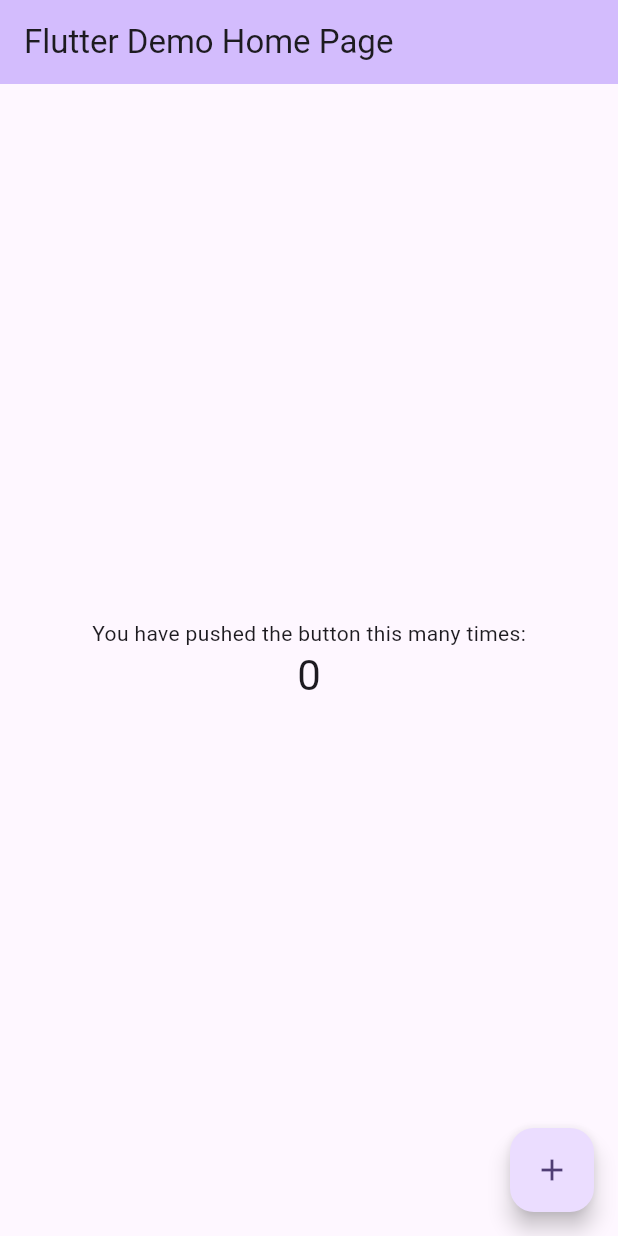
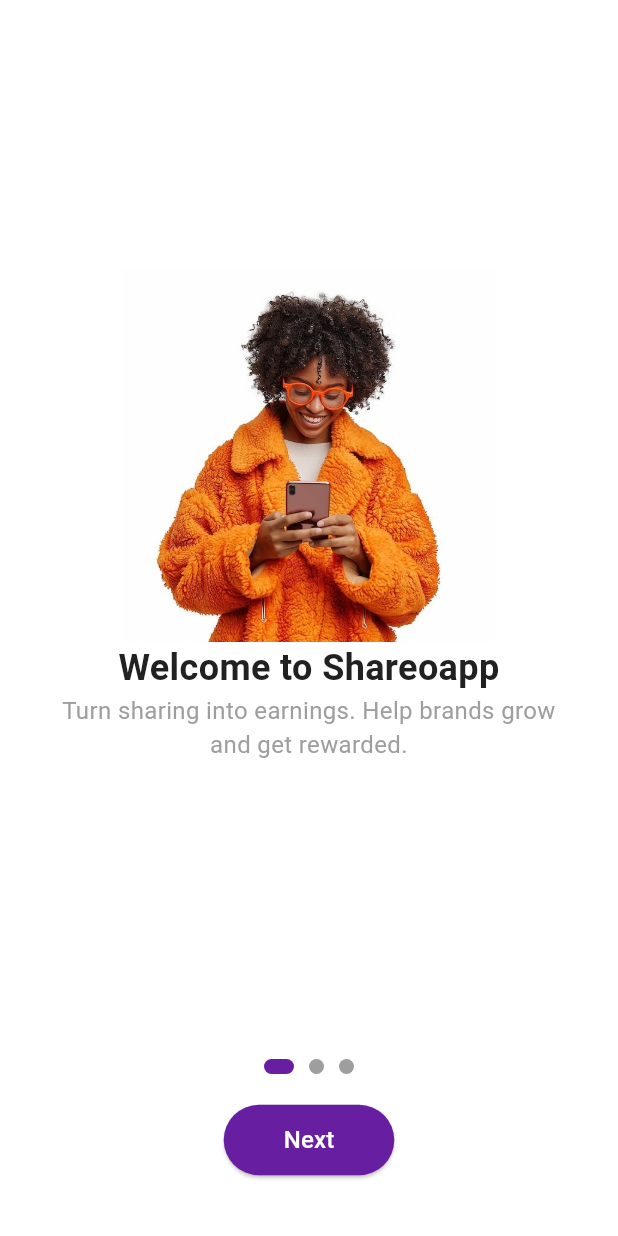
Before and after one commit to osaeafari/shareoapp, a Flutter app: the screen it shows after launch, on a phone screen of 412 x 824 dp. Run offline on Flutter 3.47's test engine with Material 3 defaults, Android fonts, the light colour scheme and no system bars.

Commit message:
Add core constants and implement onboarding and splash screens
- Created AppColors class for centralized color management.
- Added AppStrings class for application-wide string constants.
- Developed AppTextStyles class for consistent text styling.
- Implemented OnboardingScreen with a PageView for user onboarding.
- Created SplashScreen with animation and transition to OnboardingScreen.

```diff
--- /dev/null
+++ b/lib/core/constants/app_colors.dart
@@ -0,0 +1,21 @@
+import 'package:flutter/material.dart';
+
+class AppColors {
+  static const Color primary = Color.fromRGBO(104, 30, 160, 1.0); // Purple
+  static const Color secondary = Color.fromRGBO(35, 9, 59, 1.0); // Dark gray
+  static const Color accent = Color.fromRGBO(255, 193, 7, 1.0); // Amber
+  static const Color background = Color.fromRGBO(
+    255,
+    255,
+    255,
+    1.0,
+  ); // Light gray
+  static const Color textPrimary = Color.fromRGBO(
+    33,
+    33,
+    33,
+    1.0,
+  ); // Near black
+  static const Color textSecondary = Color.fromRGBO(117, 117, 117, 1.0); // Gray
+  static const Color error = Color.fromRGBO(219, 21, 21, 1); // Red
+}
--- /dev/null
+++ b/lib/core/constants/app_strings.dart
@@ -0,0 +1,10 @@
+class AppStrings {
+  static const String appName = "Shareoapp";
+  static const String onboardingTitle = "Turn Sharing Into Earnings";
+  static const String onboardingSubtitle =
+      "Help spread businesses, brands, and campaigns and earn money for sharing!";
+  static const String login = "Login";
+  static const String register = "Register";
+  static const String home = "Home";
+  static const String profile = "Profile";
+}
--- /dev/null
+++ b/lib/core/constants/app_text_styles.dart
@@ -0,0 +1,26 @@
+import 'package:flutter/material.dart';
+import 'app_colors.dart';
+
+class AppTextStyles {
+  static const TextStyle heading = TextStyle(
+    fontSize: 24,
+    fontWeight: FontWeight.bold,
+    color: AppColors.textPrimary,
+  );
+
+  static const TextStyle subheading = TextStyle(
+    fontSize: 18,
+    fontWeight: FontWeight.w600,
+    color: AppColors.textSecondary,
+  );
+
+  static const TextStyle body = TextStyle(
+    fontSize: 14,
+    color: AppColors.textPrimary,
+  );
+
+  static const TextStyle caption = TextStyle(
+    fontSize: 12,
+    color: AppColors.textSecondary,
+  );
+}
--- a/lib/main.dart
+++ b/lib/main.dart
@@ -1,122 +1,36 @@
 import 'package:flutter/material.dart';
+import 'core/constants/app_colors.dart';
+import 'core/constants/app_text_styles.dart';
+import 'views/splash/splash_screen.dart'; // Create this later
 
 void main() {
-  runApp(const MyApp());
+  runApp(ShareoApp());
 }
 
-class MyApp extends StatelessWidget {
-  const MyApp({super.key});
+class ShareoApp extends StatelessWidget {
+  ShareoApp({super.key});
 
-  // This widget is the root of your application.
-  @override
   Widget build(BuildContext context) {
     return MaterialApp(
-      title: 'Flutter Demo',
+      title: 'Shareoapp',
+      debugShowCheckedModeBanner: false,
       theme: ThemeData(
-        // This is the theme of your application.
-        //
-        // TRY THIS: Try running your application with "flutter run". You'll see
-        // the application has a purple toolbar. Then, without quitting the app,
-        // try changing the seedColor in the colorScheme below to Colors.green
-        // and then invoke "hot reload" (save your changes or press the "hot
-        // reload" button in a Flutter-supported IDE, or press "r" if you used
-        // the command line to start the app).
-        //
-        // Notice that the counter didn't reset back to zero; the application
-        // state is not lost during the reload. To reset the state, use hot
-        // restart instead.
-        //
-        // This works for code too, not just values: Most code changes can be
-        // tested with just a hot reload.
-        colorScheme: ColorScheme.fromSeed(seedColor: Colors.deepPurple),
+        primaryColor: AppColors.primary,
+        scaffoldBackgroundColor: AppColors.background,
+        colorScheme: ColorScheme.fromSeed(
+          seedColor: AppColors.primary,
+          background: AppColors.background,
+          error: AppColors.error,
+          secondary: AppColors.accent,
+        ),
+        textTheme: const TextTheme(bodyMedium: AppTextStyles.body),
+        appBarTheme: const AppBarTheme(
+          backgroundColor: AppColors.primary,
+          titleTextStyle: AppTextStyles.heading,
+          foregroundColor: Colors.white,
+        ),
       ),
-      home: const MyHomePage(title: 'Flutter Demo Home Page'),
+      home: const SplashScreen(), // we'll build this next
     );
   }
 }
-
-class MyHomePage extends StatefulWidget {
-  const MyHomePage({super.key, required this.title});
-
-  // This widget is the home page of your application. It is stateful, meaning
-  // that it has a State object (defined below) that contains fields that affect
-  // how it looks.
-
-  // This class is the configuration for the state. It holds the values (in this
-  // case the title) provided by the parent (in this case the App widget) and
-  // used by the build method of the State. Fields in a Widget subclass are
-  // always marked "final".
-
-  final String title;
-
-  @override
-  State<MyHomePage> createState() => _MyHomePageState();
-}
-
-class _MyHomePageState extends State<MyHomePage> {
-  int _counter = 0;
-
-  void _incrementCounter() {
-    setState(() {
-      // This call to setState tells the Flutter framework that something has
-      // changed in this State, which causes it to rerun the build method below
-      // so that the display can reflect the updated values. If we changed
-      // _counter without calling setState(), then the build method would not be
-      // called again, and so nothing would appear to happen.
-      _counter++;
-    });
-  }
-
-  @override
-  Widget build(BuildContext context) {
-    // This method is rerun every time setState is called, for instance as done
-    // by the _incrementCounter method above.
-    //
-    // The Flutter framework has been optimized to make rerunning build methods
-    // fast, so that you can just rebuild anything that needs updating rather
-    // than having to individually change instances of widgets.
-    return Scaffold(
-      appBar: AppBar(
-        // TRY THIS: Try changing the color here to a specific color (to
-        // Colors.amber, perhaps?) and trigger a hot reload to see the AppBar
-        // change color while the other colors stay the same.
-        backgroundColor: Theme.of(context).colorScheme.inversePrimary,
-        // Here we take the value from the MyHomePage object that was created by
-        // the App.build method, and use it to set our appbar title.
-        title: Text(widget.title),
-      ),
-      body: Center(
-        // Center is a layout widget. It takes a single child and positions it
-        // in the middle of the parent.
-        child: Column(
-          // Column is also a layout widget. It takes a list of children and
-          // arranges them vertically. By default, it sizes itself to fit its
-          // children horizontally, and tries to be as tall as its parent.
-          //
-          // Column has various properties to control how it sizes itself and
-          // how it positions its children. Here we use mainAxisAlignment to
-          // center the children vertically; the main axis here is the vertical
-          // axis because Columns are vertical (the cross axis would be
-          // horizontal).
-          //
-          // TRY THIS: Invoke "debug painting" (choose the "Toggle Debug Paint"
-          // action in the IDE, or press "p" in the console), to see the
-          // wireframe for each widget.
-          mainAxisAlignment: MainAxisAlignment.center,
-          children: <Widget>[
-            const Text('You have pushed the button this many times:'),
-            Text(
-              '$_counter',
-              style: Theme.of(context).textTheme.headlineMedium,
-            ),
-          ],
-        ),
-      ),
-      floatingActionButton: FloatingActionButton(
-        onPressed: _incrementCounter,
-        tooltip: 'Increment',
-        child: const Icon(Icons.add),
-      ), // This trailing comma makes auto-formatting nicer for build methods.
-    );
-  }
-}
--- /dev/null
+++ b/lib/views/onboarding/onboarding_screen.dart
@@ -0,0 +1,131 @@
+import 'package:flutter/material.dart';
+import '../../core/constants/app_colors.dart';
+//import '../auth/login_screen.dart';
+
+class OnboardingScreen extends StatefulWidget {
+  const OnboardingScreen({super.key});
+
+  @override
+  State<OnboardingScreen> createState() => _OnboardingScreenState();
+}
+
+class _OnboardingScreenState extends State<OnboardingScreen> {
+  final PageController _controller = PageController();
+  int _currentPage = 0;
+
+  final List<Map<String, String>> _pages = [
+    {
+      'title': 'Welcome to Shareoapp',
+      'subtitle':
+          'Turn sharing into earnings. Help brands grow and get rewarded.',
+      'image': 'assets/images/onboarding_1.jpg',
+    },
+    {
+      'title': 'Share & Earn',
+      'subtitle': 'Choose a campaign, share on your socials, and earn points.',
+      'image': 'assets/images/onboarding_4.jpg',
+    },
+    {
+      'title': 'Track Your Progress',
+      'subtitle': 'View your analytics and withdraw rewards anytime.',
+      'image': 'assets/images/onboarding_5.jpg',
+    },
+  ];
+
+  void _nextPage() {
+    if (_currentPage < _pages.length - 1) {
+      _controller.nextPage(
+        duration: const Duration(milliseconds: 300),
+        curve: Curves.easeIn,
+      );
+    } else {
+      // Navigator.pushReplacement(
+      //   context,
+      //   MaterialPageRoute(builder: (_) => const LoginScreen()),
+      // );
+    }
+  }
+
+  @override
+  Widget build(BuildContext context) {
+    return Scaffold(
+      backgroundColor: Colors.white,
+      body: Column(
+        children: [
+          Expanded(
+            child: PageView.builder(
+              controller: _controller,
+              onPageChanged: (index) {
+                setState(() => _currentPage = index);
+              },
+              itemCount: _pages.length,
+              itemBuilder: (_, index) {
+                final page = _pages[index];
+                return Padding(
+                  padding: const EdgeInsets.all(32.0),
+                  child: Column(
+                    mainAxisAlignment: MainAxisAlignment.center,
+                    children: [
+                      Image.asset(page['image']!, height: 250),
+                      // const SizedBox(height: 10),
+                      Text(
+                        page['title']!,
+                        style: const TextStyle(
+                          fontSize: 24,
+                          fontWeight: FontWeight.bold,
+                        ),
+                        textAlign: TextAlign.center,
+                      ),
+                      //const SizedBox(height: 20),
+                      Text(
+                        page['subtitle']!,
+                        style: const TextStyle(
+                          fontSize: 16,
+                          color: Colors.grey,
+                        ),
+                        textAlign: TextAlign.center,
+                      ),
+                    ],
+                  ),
+                );
+              },
+            ),
+          ),
+          Row(
+            mainAxisAlignment: MainAxisAlignment.center,
+            children: List.generate(_pages.length, (index) {
+              return AnimatedContainer(
+                duration: const Duration(milliseconds: 200),
+                margin: const EdgeInsets.symmetric(horizontal: 5, vertical: 20),
+                height: 10,
+                width: _currentPage == index ? 20 : 10,
+                decoration: BoxDecoration(
+                  color:
+                      _currentPage == index ? AppColors.primary : Colors.grey,
+                  borderRadius: BorderRadius.circular(5),
+                ),
+              );
+            }),
+          ),
+          Padding(
+            padding: const EdgeInsets.only(bottom: 40.0),
+            child: ElevatedButton(
+              onPressed: _nextPage,
+              style: ElevatedButton.styleFrom(
+                backgroundColor: AppColors.primary,
+                padding: const EdgeInsets.symmetric(
+                  horizontal: 40,
+                  vertical: 12,
+                ),
+              ),
+              child: Text(
+                _currentPage == _pages.length - 1 ? 'Get Started' : 'Next',
+                style: const TextStyle(fontSize: 16, color: Colors.white),
+              ),
+            ),
+          ),
+        ],
+      ),
+    );
+  }
+}
--- /dev/null
+++ b/lib/views/splash/splash_screen.dart
@@ -0,0 +1,78 @@
+import 'package:flutter/material.dart';
+import '../../core/constants/app_colors.dart';
+import '../onboarding/onboarding_screen.dart';
+
+class SplashScreen extends StatefulWidget {
+  const SplashScreen({super.key});
+
+  @override
+  State<SplashScreen> createState() => _SplashScreenState();
+}
+
+class _SplashScreenState extends State<SplashScreen>
+    with SingleTickerProviderStateMixin {
+  late AnimationController _controller;
+  late Animation<double> _animation;
+
+  @override
+  void initState() {
+    super.initState();
+
+    _controller = AnimationController(
+      duration: const Duration(seconds: 1),
+      vsync: this,
+    );
+
+    _animation = CurvedAnimation(parent: _controller, curve: Curves.easeInOut);
+
+    _controller.forward(); // start animation
+
+    Future.delayed(const Duration(seconds: 3), () {
+      Navigator.of(context).pushReplacement(
+        PageRouteBuilder(
+          transitionDuration: const Duration(milliseconds: 1000),
+          pageBuilder: (_, __, ___) => const OnboardingScreen(),
+          transitionsBuilder: (_, animation, __, child) {
+            return FadeTransition(opacity: animation, child: child);
+          },
+        ),
+      );
+    });
+  }
+
+  @override
+  void dispose() {
+    _controller.dispose(); // clean up the animation controller
+    super.dispose();
+  }
+
+  @override
+  Widget build(BuildContext context) {
+    return Scaffold(
+      backgroundColor: AppColors.background,
+      body: Center(
+        child: ScaleTransition(
+          scale: _animation,
+          child: Column(
+            mainAxisAlignment: MainAxisAlignment.center,
+            children: [
+              Image.asset('assets/images/ShareoappLogo.jpg', height: 200),
+              // const SizedBox(height: 20),
+              // FadeTransition(
+              //   opacity: _animation,
+              //   child: const Text(
+              //     'Shareoapp',
+              //     style: TextStyle(
+              //       color: Colors.white,
+              //       fontSize: 24,
+              //       fontWeight: FontWeight.bold,
+              //     ),
+              //   ),
+              // ),
+            ],
+          ),
+        ),
+      ),
+    );
+  }
+}
```
Also changed, not shown: pubspec.yaml (+8 -5 lines), assets/images/ShareoappLogo.jpg (added), assets/images/onboarding_1.jpg (added), assets/images/onboarding_3.jpg (added), assets/images/onboarding_4.jpg (added), assets/images/onboarding_5.jpg (added), lib/core/constants/colors.dart (deleted), lib/core/constants/strings.dart (deleted).
